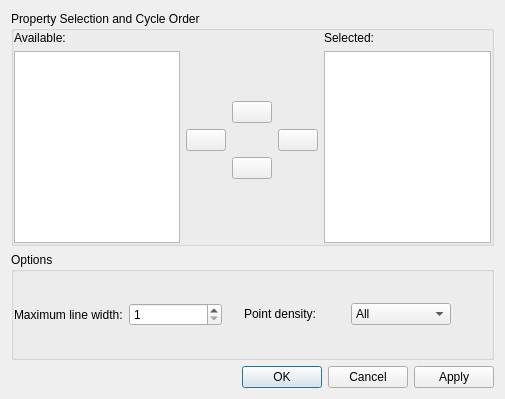
This is src/libkstapp/differentiatecurvesdialog.ui in Kst-plot/kst as Qt 5 draws it before an edit. The edited form follows.
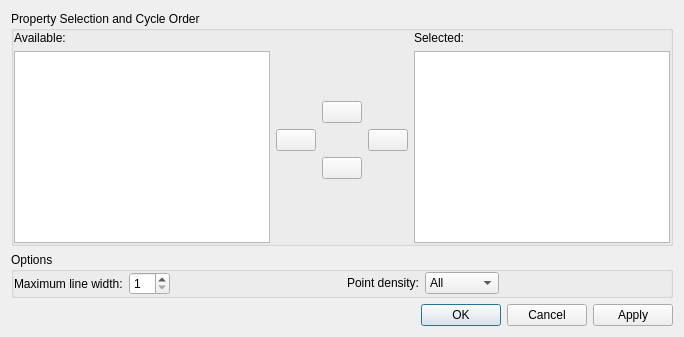
This is the edited form.

Commit message: Some more changes for dialog sizing.

```diff
--- a/src/libkstapp/differentiatecurvesdialog.ui
+++ b/src/libkstapp/differentiatecurvesdialog.ui
@@ -2,14 +2,6 @@
 <ui version="4.0">
  <class>DifferentiateCurvesDialog</class>
  <widget class="QDialog" name="DifferentiateCurvesDialog">
-  <property name="geometry">
-   <rect>
-    <x>0</x>
-    <y>0</y>
-    <width>505</width>
-    <height>399</height>
-   </rect>
-  </property>
   <property name="windowTitle">
    <string>Differentiate Curves</string>
   </property>
@@ -184,22 +176,15 @@
       <property name="margin">
        <number>0</number>
       </property>
-      <item row="0" column="1">
-       <spacer>
-        <property name="orientation">
-         <enum>Qt::Vertical</enum>
-        </property>
-        <property name="sizeType">
-         <enum>QSizePolicy::Expanding</enum>
-        </property>
-        <property name="sizeHint" stdset="0">
-         <size>
-          <width>16</width>
-          <height>20</height>
-         </size>
-        </property>
-       </spacer>
-      </item>
+      <property name="topMargin">
+       <number>0</number>
+      </property>
+      <property name="rightMargin">
+       <number>0</number>
+      </property>
+      <property name="bottomMargin">
+       <number>0</number>
+      </property>
       <item row="0" column="0">
        <layout class="QGridLayout">
         <property name="margin">
@@ -224,6 +209,19 @@
         </item>
        </layout>
       </item>
+      <item row="0" column="1">
+       <spacer name="horizontalSpacer">
+        <property name="orientation">
+         <enum>Qt::Horizontal</enum>
+        </property>
+        <property name="sizeHint" stdset="0">
+         <size>
+          <width>40</width>
+          <height>20</height>
+         </size>
+        </property>
+       </spacer>
+      </item>
       <item row="0" column="2">
        <layout class="QGridLayout">
         <property name="margin">
@@ -266,12 +264,9 @@
        </layout>
       </item>
       <item row="0" column="3">
-       <spacer>
+       <spacer name="horizontalSpacer_2">
         <property name="orientation">
-         <enum>Qt::Vertical</enum>
-        </property>
-        <property name="sizeType">
-         <enum>QSizePolicy::Expanding</enum>
+         <enum>Qt::Horizontal</enum>
         </property>
         <property name="sizeHint" stdset="0">
          <size>
```
Left out of the diff: 68 changed lines with no effect on the pictures. The commit also changes 6 other files.
